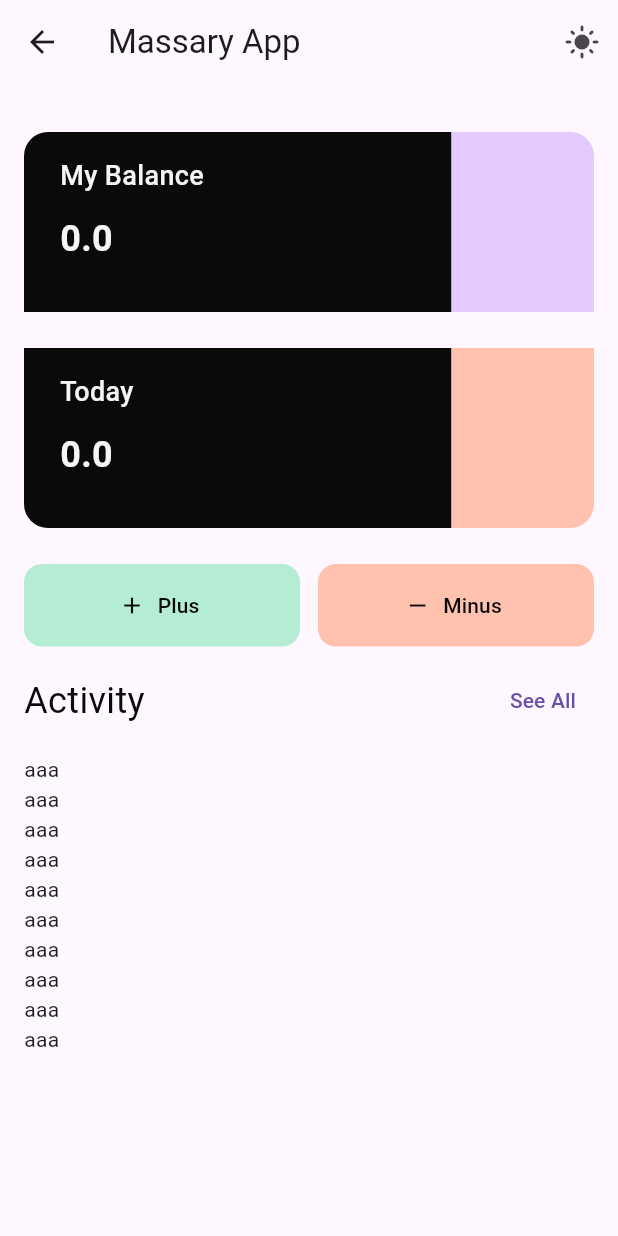
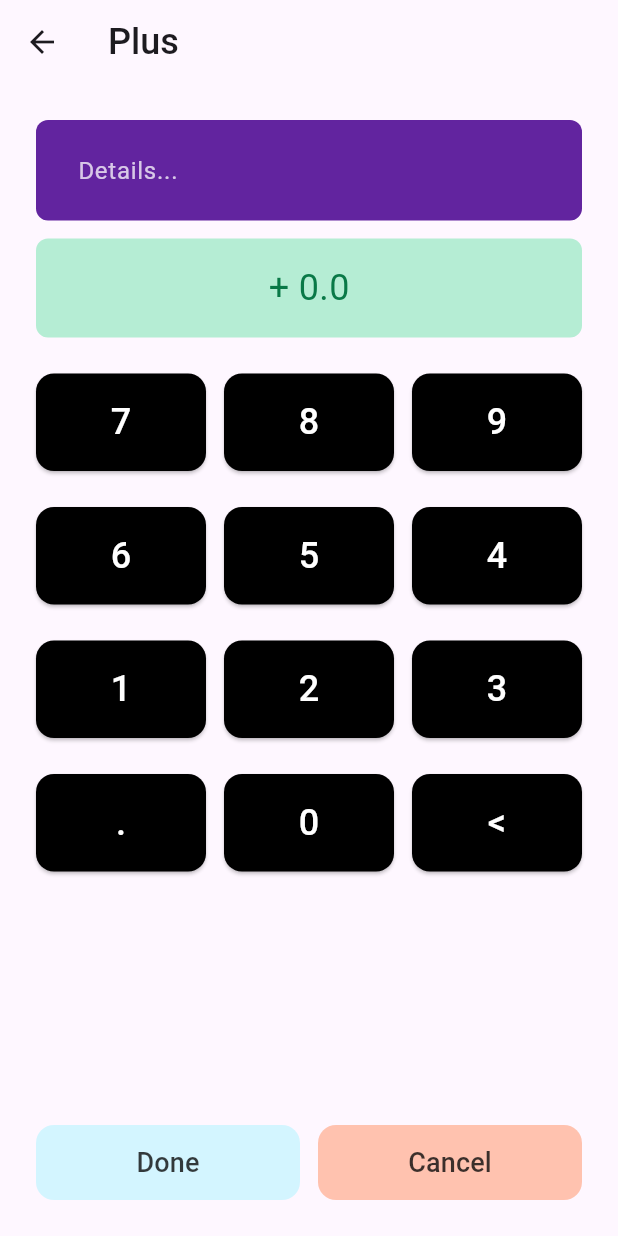
Before and after one commit to MohammedGhazaly/masary, a Flutter app: the HomeView screen opened directly, after a tap on "Plus", on a phone screen of 412 x 824 dp. Run offline on Flutter 3.47's test engine with Material 3 defaults, Android fonts, the phone set to English and light mode, and no system bars; our stand-ins replace bloc, flutter_bloc, flutter_svg, hive_flutter; accounts and stored records are empty.

Commit message:
Finished Plus screen

```diff
--- a/lib/features/home_page/view/home_view.dart
+++ b/lib/features/home_page/view/home_view.dart
@@ -82,9 +82,12 @@ class HomeView extends StatelessWidget {
               height: 12,
             )),
             SliverList.builder(
-              itemCount: 10,
+              itemCount: 25,
               itemBuilder: (context, index) {
-                return Text("aaa");
+                return Padding(
+                  padding: const EdgeInsets.symmetric(vertical: 12),
+                  child: ActivityItem(),
+                );
               },
             ),
           ],
@@ -93,3 +96,23 @@ class HomeView extends StatelessWidget {
     );
   }
 }
+
+class ActivityItem extends StatelessWidget {
+  const ActivityItem({super.key});
+
+  @override
+  Widget build(BuildContext context) {
+    return Row(
+      children: [
+        CircleAvatar(
+          radius: 25,
+        ),
+        SizedBox(
+          width: 12,
+        ),
+        Expanded(child: Text("Wed, Nov 22, 2023")),
+        Text("+2000.0")
+      ],
+    );
+  }
+}
--- a/lib/features/home_page/view/widgets/transactions_button.dart
+++ b/lib/features/home_page/view/widgets/transactions_button.dart
@@ -1,5 +1,6 @@
 import 'package:flutter/material.dart';
 import 'package:masary/core/utils/colors.dart';
+import 'package:masary/features/plus/view/plus_screen.dart';
 
 class TransactionButtons extends StatelessWidget {
   const TransactionButtons({
@@ -21,7 +22,12 @@ class TransactionButtons extends StatelessWidget {
                 foregroundColor: AppColors.kBlackColor,
                 backgroundColor: AppColors.kSeconderyGreen,
               ),
-              onPressed: () {},
+              onPressed: () {
+                Navigator.of(context)
+                    .push(MaterialPageRoute(builder: (context) {
+                  return const PlusScreen();
+                }));
+              },
               icon: Icon(Icons.add),
               label: Text(
                 "Plus",
--- /dev/null
+++ b/lib/features/plus/view/plus_screen.dart
@@ -0,0 +1,329 @@
+import 'package:flutter/material.dart';
+import 'package:masary/core/utils/colors.dart';
+import 'package:masary/features/plus/view/widgets/key_bad_button.dart';
+
+class PlusScreen extends StatefulWidget {
+  const PlusScreen({super.key});
+
+  @override
+  State<PlusScreen> createState() => _PlusScreenState();
+}
+
+class _PlusScreenState extends State<PlusScreen> {
+  late final TextEditingController financeController;
+  String num = "";
+  @override
+  void initState() {
+    // TODO: implement initState
+    super.initState();
+    financeController = TextEditingController();
+  }
+
+  @override
+  void dispose() {
+    // TODO: implement dispose
+    super.dispose();
+    financeController.dispose();
+  }
+
+  @override
+  Widget build(BuildContext context) {
+    return Scaffold(
+      appBar: AppBar(
+        title: Text(
+          "Plus",
+          style: TextStyle(
+            fontSize: 24,
+            fontWeight: FontWeight.w500,
+          ),
+        ),
+      ),
+      body: Padding(
+        padding: const EdgeInsets.all(24.0),
+        child: Form(
+          child: Column(
+            children: [
+              TextFormField(
+                controller: financeController,
+                cursorColor: Colors.white,
+                style: TextStyle(
+                  fontSize: 18,
+                  color: Colors.white,
+                ),
+                decoration: InputDecoration(
+                  enabledBorder: OutlineInputBorder(
+                    borderSide: BorderSide.none,
+                    borderRadius: BorderRadius.circular(8),
+                  ),
+                  focusedBorder: OutlineInputBorder(
+                    borderSide: BorderSide.none,
+                    borderRadius: BorderRadius.circular(8),
+                  ),
+                  hintText: "Details...",
+                  hintStyle: TextStyle(
+                    fontSize: 16,
+                    color: Colors.white.withOpacity(0.75),
+                  ),
+                  contentPadding: EdgeInsets.symmetric(
+                    vertical: 20,
+                    horizontal: 24,
+                  ),
+                  filled: true,
+                  fillColor: AppColors.kPrimaryPurble,
+                ),
+              ),
+              SizedBox(
+                height: 12,
+              ),
+              Container(
+                width: double.infinity,
+                // height: 60,
+                padding: EdgeInsets.symmetric(vertical: 16, horizontal: 12),
+                decoration: BoxDecoration(
+                  borderRadius: BorderRadius.circular(8),
+                  color: AppColors.kSeconderyGreen,
+                ),
+                child: Center(
+                  child: Text(
+                    "+ ${num == "" ? "0.0" : num}",
+                    style: TextStyle(
+                      fontSize: 24,
+                      color: AppColors.kPrimaryGreen,
+                    ),
+                  ),
+                ),
+              ),
+              SizedBox(
+                height: 24,
+              ),
+              Row(
+                children: [
+                  Expanded(
+                    child: KeyBadButton(
+                      onTap: () {
+                        setState(() {});
+                        num += "7";
+                      },
+                      text: "7",
+                    ),
+                  ),
+                  SizedBox(
+                    width: 12,
+                  ),
+                  Expanded(
+                    child: KeyBadButton(
+                      onTap: () {
+                        setState(() {});
+
+                        num += "8";
+                      },
+                      text: "8",
+                    ),
+                  ),
+                  SizedBox(
+                    width: 12,
+                  ),
+                  Expanded(
+                    child: KeyBadButton(
+                      onTap: () {
+                        setState(() {});
+
+                        num += "9";
+                      },
+                      text: "9",
+                    ),
+                  ),
+                ],
+              ),
+              SizedBox(
+                height: 24,
+              ),
+              Row(
+                children: [
+                  Expanded(
+                    child: KeyBadButton(
+                      onTap: () {
+                        setState(() {});
+
+                        num += "6";
+                      },
+                      text: "6",
+                    ),
+                  ),
+                  SizedBox(
+                    width: 12,
+                  ),
+                  Expanded(
+                    child: KeyBadButton(
+                      onTap: () {
+                        setState(() {});
+
+                        num += "5";
+                      },
+                      text: "5",
+                    ),
+                  ),
+                  SizedBox(
+                    width: 12,
+                  ),
+                  Expanded(
+                    child: KeyBadButton(
+                      onTap: () {
+                        setState(() {});
+
+                        num += "4";
+                      },
+                      text: "4",
+                    ),
+                  ),
+                ],
+              ),
+              SizedBox(
+                height: 24,
+              ),
+              Row(
+                children: [
+                  Expanded(
+                    child: KeyBadButton(
+                      onTap: () {
+                        setState(() {});
+
+                        num += "1";
+                      },
+                      text: "1",
+                    ),
+                  ),
+                  SizedBox(
+                    width: 12,
+                  ),
+                  Expanded(
+                    child: KeyBadButton(
+                      onTap: () {
+                        setState(() {});
+
+                        num += "2";
+                      },
+                      text: "2",
+                    ),
+                  ),
+                  SizedBox(
+                    width: 12,
+                  ),
+                  Expanded(
+                    child: KeyBadButton(
+                      onTap: () {
+                        setState(() {});
+
+                        num += "3";
+                      },
+                      text: "3",
+                    ),
+                  ),
+                ],
+              ),
+              SizedBox(
+                height: 24,
+              ),
+              Row(
+                children: [
+                  Expanded(
+                    child: KeyBadButton(
+                      onTap: () {
+                        if (!num.contains(".")) {
+                          setState(() {});
+
+                          num += ".";
+                        }
+                      },
+                      text: ".",
+                    ),
+                  ),
+                  SizedBox(
+                    width: 12,
+                  ),
+                  Expanded(
+                    child: KeyBadButton(
+                      onTap: () {
+                        setState(() {});
+                        num += "0";
+                      },
+                      text: "0",
+                    ),
+                  ),
+                  SizedBox(
+                    width: 12,
+                  ),
+                  Expanded(
+                    child: KeyBadButton(
+                      onTap: () {
+                        if (num.isNotEmpty) {
+                          num = num.substring(0, num.length - 1);
+                          setState(() {});
+                        }
+                      },
+                      text: "<",
+                    ),
+                  ),
+                ],
+              ),
+              const Spacer(),
+              Row(
+                children: [
+                  Expanded(
+                    child: SizedBox(
+                      height: 50,
+                      child: ElevatedButton(
+                        style: ElevatedButton.styleFrom(
+                          elevation: 0,
+                          shape: RoundedRectangleBorder(
+                            borderRadius: BorderRadius.circular(12),
+                          ),
+                          backgroundColor: AppColors.kSeconderyBlue,
+                          foregroundColor:
+                              AppColors.kBlackColor.withOpacity(0.8),
+                        ),
+                        onPressed: () {},
+                        child: Text(
+                          "Done",
+                          style: TextStyle(
+                            fontSize: 18,
+                          ),
+                        ),
+                      ),
+                    ),
+                  ),
+                  const SizedBox(
+                    width: 12,
+                  ),
+                  Expanded(
+                    child: SizedBox(
+                      height: 50,
+                      child: ElevatedButton(
+                        style: ElevatedButton.styleFrom(
+                          elevation: 0,
+                          shape: RoundedRectangleBorder(
+                            borderRadius: BorderRadius.circular(12),
+                          ),
+                          backgroundColor: AppColors.kSeconderyRed,
+                          foregroundColor:
+                              AppColors.kBlackColor.withOpacity(0.8),
+                        ),
+                        onPressed: () {},
+                        child: Text(
+                          "Cancel",
+                          style: TextStyle(
+                            fontSize: 18,
+                          ),
+                        ),
+                      ),
+                    ),
+                  )
+                ],
+              )
+            ],
+          ),
+        ),
+      ),
+    );
+  }
+}
--- /dev/null
+++ b/lib/features/plus/view/widgets/key_bad_button.dart
@@ -0,0 +1,31 @@
+import 'package:flutter/material.dart';
+
+class KeyBadButton extends StatelessWidget {
+  final String text;
+  final Function() onTap;
+  const KeyBadButton({super.key, required this.text, required this.onTap});
+
+  @override
+  Widget build(BuildContext context) {
+    return SizedBox(
+      height: 65,
+      child: ElevatedButton(
+        style: ElevatedButton.styleFrom(
+          shape: RoundedRectangleBorder(
+            borderRadius: BorderRadius.circular(12),
+          ),
+          backgroundColor: Colors.black,
+          foregroundColor: Colors.white,
+        ),
+        onPressed: onTap,
+        child: Text(
+          text,
+          style: TextStyle(
+            fontSize: 24,
+            fontWeight: FontWeight.w500,
+          ),
+        ),
+      ),
+    );
+  }
+}
```
